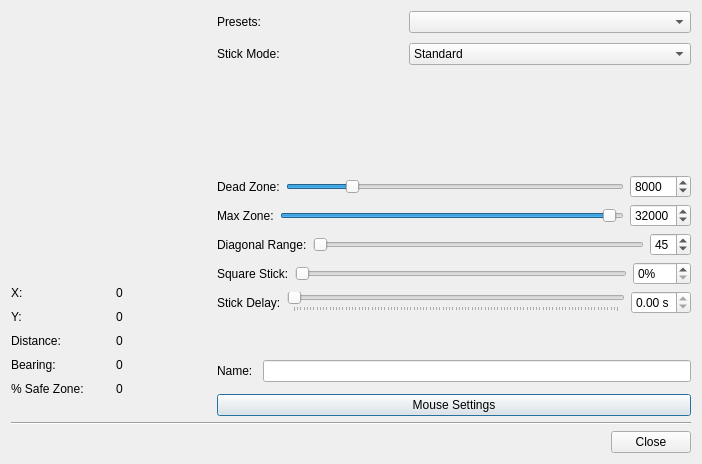
AntiMicroX/antimicrox, file src/joycontrolstickeditdialog.ui: the form before one commit.
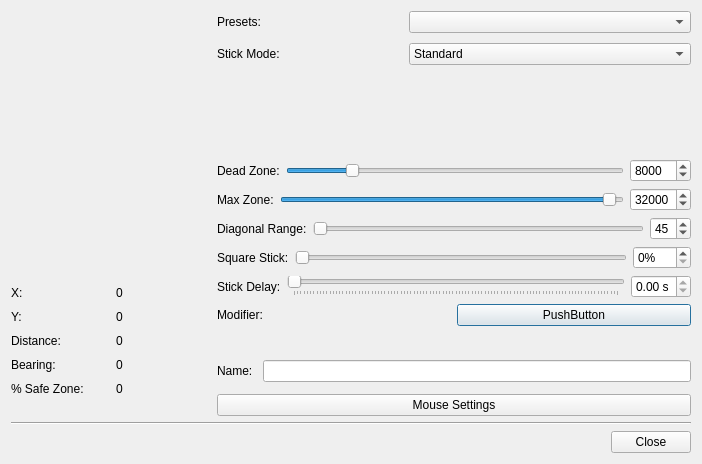
The form after the commit. Icons and pictures are not drawn. Custom widgets are drawn as their Qt base class.

Commit message:
Initial test of a stick modifier button.
Related to issue #162.

Diff of the .ui file:
```diff
--- a/src/joycontrolstickeditdialog.ui
+++ b/src/joycontrolstickeditdialog.ui
@@ -658,6 +658,31 @@
          </item>
         </layout>
        </item>
+       <item>
+        <layout class="QHBoxLayout" name="modifierHorizontalLayout">
+         <item>
+          <widget class="QLabel" name="label_5">
+           <property name="text">
+            <string>Modifier:</string>
+           </property>
+          </widget>
+         </item>
+         <item>
+          <widget class="QPushButton" name="modifierPushButton">
+           <property name="toolTip">
+            <string>Edit button that is active while the stick is active.
+
+This button is useful for assigning zones with
+modifier keys that can be used to assign walk/run
+functionality to an analog stick.</string>
+           </property>
+           <property name="text">
+            <string>PushButton</string>
+           </property>
+          </widget>
+         </item>
+        </layout>
+       </item>
        <item>
         <spacer name="verticalSpacer">
          <property name="orientation">
@@ -669,7 +694,7 @@
          <property name="sizeHint" stdset="0">
           <size>
            <width>20</width>
-           <height>40</height>
+           <height>28</height>
           </size>
          </property>
         </spacer>
```
Left out of the diff: 2 changed lines with no effect on the pictures. The commit also changes 10 other files.
